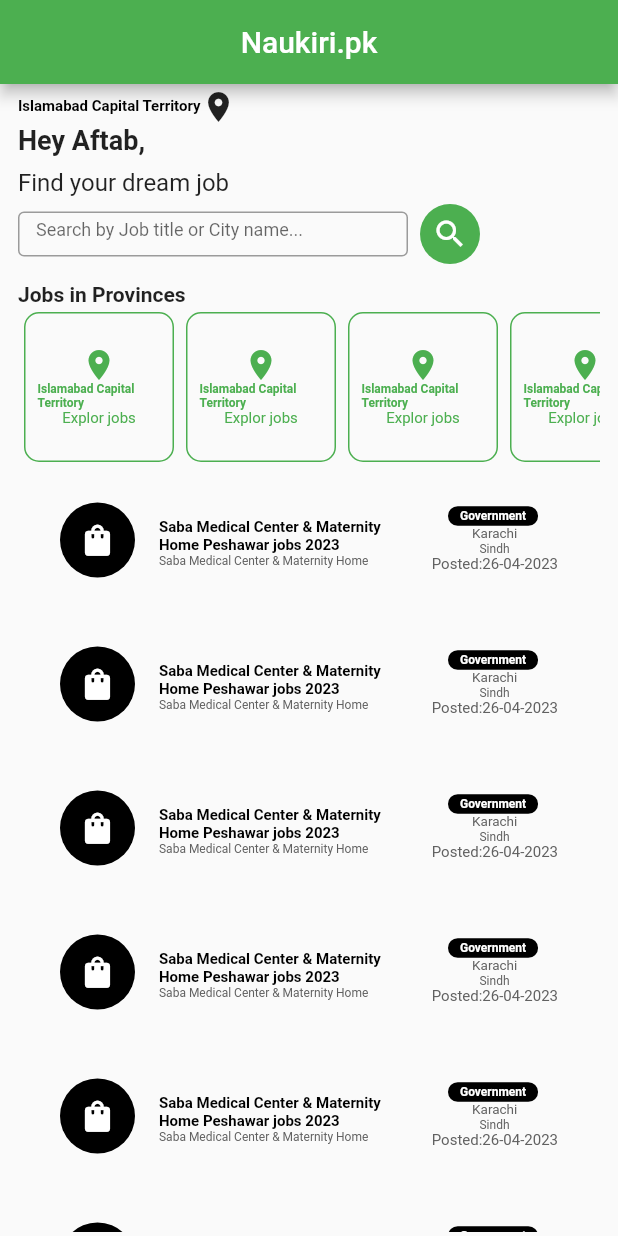
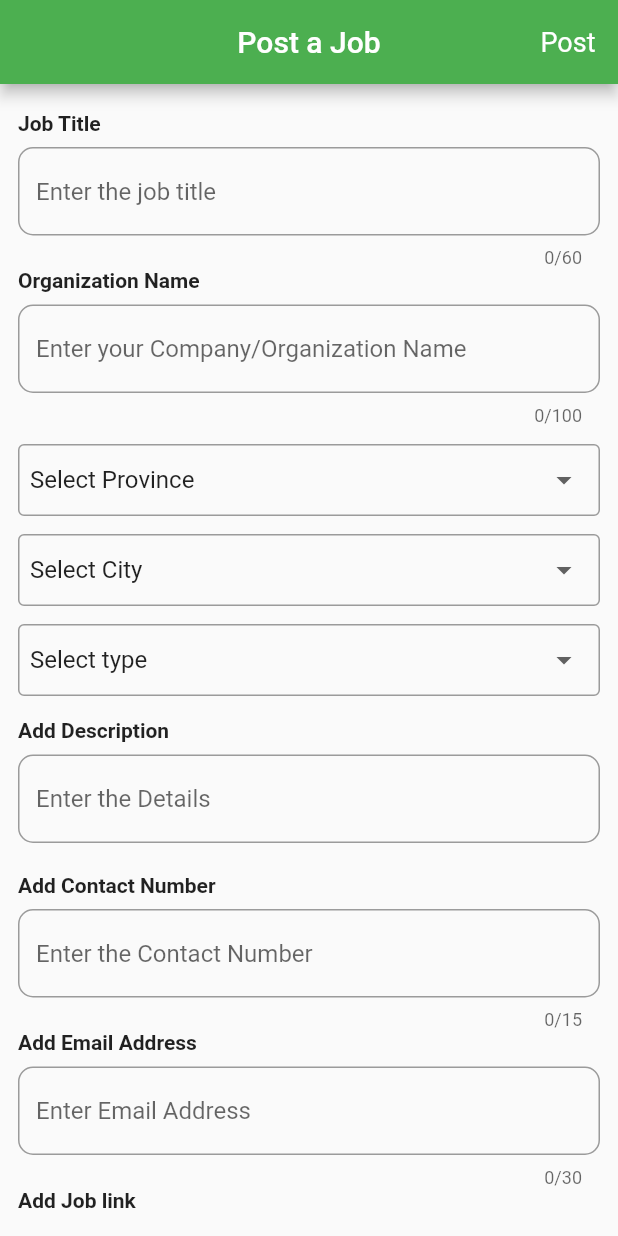
Before and after one commit to aftab998/job_finder, a Flutter app: the screen it shows after launch, on a phone screen of 412 x 824 dp. Run offline on Flutter 3.47's test engine with Material 2 defaults, Android fonts, the phone set to English and light mode, and no system bars; our stand-ins replace pie_chart.

Commit message:
update commited

```diff
--- a/lib/main.dart
+++ b/lib/main.dart
@@ -1,5 +1,5 @@
 import 'package:flutter/material.dart';
-import 'package:jobs/screens/main/screen.dart';
+import 'package:jobs/screens/post/post.dart';
 
 void main() {
   runApp(const MyApp());
@@ -16,7 +16,7 @@
       theme: ThemeData(
         primarySwatch: Colors.green,
       ),
-      home:  screen(),
+      home:  post(),
     );
   }
 }
--- /dev/null
+++ b/lib/screens/post/post.dart
@@ -0,0 +1,281 @@
+import 'package:flutter/material.dart';
+
+class post extends StatefulWidget {
+  const post({Key? key}) : super(key: key);
+
+  @override
+  State<post> createState() => _postState();
+}
+
+class _postState extends State<post> {
+
+
+  List<String> menuitems = <String>[
+
+    'Select Province',
+    'AZAD JAMMU AND KASHMIR',
+    'BALOCHISTAN',
+    'ISLAMABAD CAPTICAL TERRITORY',
+    'KHYBER PAKHTUNKHWA',
+    'PUNJAB',
+    'SINDH'
+  ];
+
+  String dropdownValue = 'Select Province';
+
+
+  List<String> menuitems2 = <String>[
+
+    'Select City',
+    'AZAD JAMMU AND KASHMIR',
+    'BALOCHISTAN',
+    'ISLAMABAD CAPTICAL TERRITORY',
+    'KHYBER PAKHTUNKHWA',
+    'PUNJAB',
+    'SINDH'
+  ];
+
+  String dropdownValue2 = 'Select City';
+
+
+
+  List<String> menuitems3 = <String>[
+
+    'Select type',
+    'Grovernment',
+    'Private',
+
+  ];
+
+  String dropdownValue3 = 'Select type';
+
+  @override
+  Widget build(BuildContext context) {
+    return  Scaffold(
+      appBar: AppBar(
+        automaticallyImplyLeading: true,
+        title: const Text("Post a Job"),
+        centerTitle: true,
+        actions:  [
+          Column(
+            mainAxisAlignment: MainAxisAlignment.center,
+            children: [
+              Text("Post", style: TextStyle(fontSize: 18),),
+
+            ],
+          ),
+          const SizedBox(width: 15,),
+
+        ],
+      ),
+
+      body: Padding(
+        padding: const EdgeInsets.symmetric(horizontal: 12.0, vertical: 10),
+        child: SingleChildScrollView(
+          child: Column(
+            mainAxisAlignment: MainAxisAlignment.start,
+            crossAxisAlignment: CrossAxisAlignment.start,
+            children: [
+              const SizedBox(height: 8,),
+              Text("Job Title", style: TextStyle(fontWeight: FontWeight.bold),),
+              const SizedBox(height: 8,),
+              TextFormField(
+                maxLength: 60,
+
+                decoration: InputDecoration(
+                   hintText: "Enter the job title",
+                  border: OutlineInputBorder(
+                    borderRadius: BorderRadius.circular(10),
+                  )
+                ),
+              ),
+
+              Text("Organization Name", style: TextStyle(fontWeight: FontWeight.bold),),
+              const SizedBox(height: 8,),
+              TextFormField(
+
+                maxLength: 100,
+                decoration: InputDecoration(
+                    hintText: "Enter your Company/Organization Name",
+                    border: OutlineInputBorder(
+                      borderRadius: BorderRadius.circular(10),
+                    )
+                ),
+              ),
+
+              const SizedBox(height: 12,),
+
+              DropdownButtonFormField<String>(
+
+                decoration:  InputDecoration(
+
+                  border:  OutlineInputBorder(),
+                  errorBorder: OutlineInputBorder(
+                      borderSide: BorderSide(color: Colors.red)
+                  ),
+                  contentPadding: EdgeInsets.symmetric(horizontal: 8,vertical: 4),
+                ),
+
+                dropdownColor: Colors.grey.shade100,
+                borderRadius: BorderRadius.circular(20),
+                onChanged: (String? newvalue){
+                  setState(() {
+                    dropdownValue=newvalue!;
+                  });
+                },
+                value: dropdownValue,
+                items: menuitems.map<DropdownMenuItem<String>>(
+
+                      (String value){
+                    return DropdownMenuItem<String>(
+                      value: value,
+                      child: Text(value),);
+                  },
+                ).toList(),
+
+
+              ),
+              const SizedBox(height: 12,),
+              DropdownButtonFormField<String>(
+
+                decoration:  InputDecoration(
+
+                  border:  OutlineInputBorder(),
+                  errorBorder: OutlineInputBorder(
+                      borderSide: BorderSide(color: Colors.red)
+                  ),
+                  contentPadding: EdgeInsets.symmetric(horizontal: 8,vertical: 4),
+                ),
+
+                dropdownColor: Colors.grey.shade100,
+                borderRadius: BorderRadius.circular(20),
+                onChanged: (String? newvalue){
+                  setState(() {
+                    dropdownValue2=newvalue!;
+                  });
+                },
+                value: dropdownValue2,
+                items: menuitems2.map<DropdownMenuItem<String>>(
+
+                      (String value){
+                    return DropdownMenuItem<String>(
+                      value: value,
+                      child: Text(value),);
+                  },
+                ).toList(),
+
+
+              ),
+              const SizedBox(height: 12,),
+              DropdownButtonFormField<String>(
+
+                decoration:  InputDecoration(
+
+                  border:  OutlineInputBorder(),
+                  errorBorder: OutlineInputBorder(
+                      borderSide: BorderSide(color: Colors.red)
+                  ),
+                  contentPadding: EdgeInsets.symmetric(horizontal: 8,vertical: 4),
+                ),
+
+                dropdownColor: Colors.grey.shade100,
+                borderRadius: BorderRadius.circular(20),
+                onChanged: (String? newvalue){
+                  setState(() {
+                    dropdownValue3=newvalue!;
+                  });
+                },
+                value: dropdownValue3,
+                items: menuitems3.map<DropdownMenuItem<String>>(
+
+                      (String value){
+                    return DropdownMenuItem<String>(
+                      value: value,
+                      child: Text(value),);
+                  },
+                ).toList(),
+
+
+              ),
+              const SizedBox(height: 15,),
+
+
+
+              Text("Add Description", style: TextStyle(fontWeight: FontWeight.bold),),
+              const SizedBox(height: 8,),
+              TextFormField(
+
+                decoration: InputDecoration(
+                    hintText: "Enter the Details",
+                    border: OutlineInputBorder(
+                      borderRadius: BorderRadius.circular(10),
+                    )
+                ),
+              ),
+
+              const SizedBox(height: 20,),
+
+              Text("Add Contact Number", style: TextStyle(fontWeight: FontWeight.bold),),
+              const SizedBox(height: 8,),
+              TextFormField(
+
+                maxLength: 15,
+                decoration: InputDecoration(
+                    hintText: "Enter the Contact Number",
+                    border: OutlineInputBorder(
+                      borderRadius: BorderRadius.circular(10),
+                    )
+                ),
+              ),
+
+              Text("Add Email Address", style: TextStyle(fontWeight: FontWeight.bold),),
+              const SizedBox(height: 8,),
+              TextFormField(
+
+                maxLength: 30,
+                decoration: InputDecoration(
+                    hintText: "Enter Email Address",
+                    border: OutlineInputBorder(
+                      borderRadius: BorderRadius.circular(10),
+                    )
+                ),
+              ),
+
+              Text("Add Job link", style: TextStyle(fontWeight: FontWeight.bold),),
+              const SizedBox(height: 8,),
+              TextFormField(
+
+                maxLength: 100,
+                decoration: InputDecoration(
+                    hintText: "Add job link if any",
+                    border: OutlineInputBorder(
+                      borderRadius: BorderRadius.circular(10),
+                    )
+                ),
+              ),
+
+              GestureDetector(
+                onTap: (){
+
+                },
+                child: Center(
+                  child: Container(
+                    alignment: AlignmentDirectional.center,
+                    width: 120,
+                    height: 40,
+                    decoration: BoxDecoration(
+                        color: Colors.green,
+                        borderRadius: BorderRadius.only(topLeft: Radius.circular(15),topRight: Radius.circular(15),bottomLeft: Radius.circular(15),bottomRight: Radius.circular(15),)
+                    ),
+                    child: Text("Post",style: TextStyle(color: Colors.white,fontWeight: FontWeight.normal,fontSize: 18),),
+                  ),
+                ),
+              )
+            ],
+
+          ),
+        ),
+      ),
+    );
+  }
+}
```
